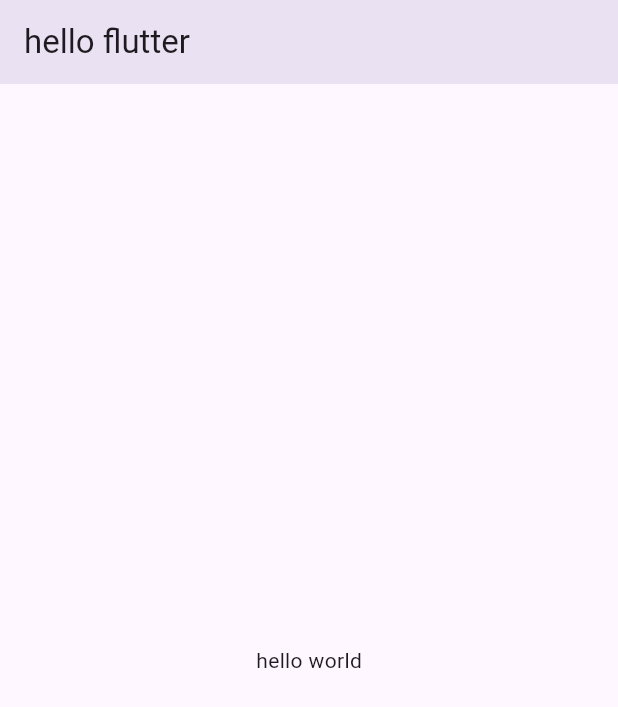
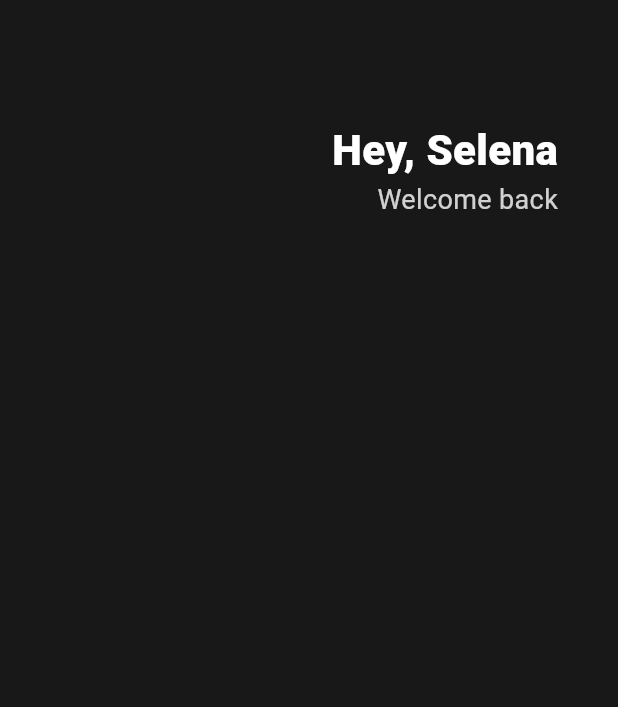
Before and after one commit to jiwoo-hongb/Study_Dart, a Flutter app: the screen it shows after launch, on a phone screen of 412 x 824 dp. Shown: the top 707 px of the screen. Run offline on Flutter 3.47's test engine with Material 3 defaults, Android fonts, the phone set to English and light mode, and no system bars.

Commit message:
first ui

```diff
--- a/lib/main.dart
+++ b/lib/main.dart
@@ -1,6 +1,13 @@
 import 'package:flutter/material.dart';
 
+class Player {
+  String? name;
+  //? => name을 가질 수도 아닐 수도 있음
+  Player({required this.name});
+}
+
 void main() {
+  var jw = Player(name: "jw");
   runApp(App());
 }
 
@@ -9,15 +16,43 @@ class App extends StatelessWidget {
   @override
   Widget build(BuildContext context) {
     return MaterialApp(
-      //MaterialApp vs ios 디자인 중 선택
-      home: Scaffold(
-          appBar: AppBar(
-            elevation: 10,
-            title: Text("hello flutter"),
-          ),
-          body: Center(
-            child: Text("hello world"),
+        //MaterialApp vs ios 디자인 중 선택
+        home: Scaffold(
+      backgroundColor: Color(0xFF181818),
+      body: Padding(
+          padding: EdgeInsets.symmetric(horizontal: 40), //수평으로 40의 간격 제공
+          child: Column(
+            children: [
+              SizedBox(
+                height: 80,
+              ),
+              Row(
+                mainAxisAlignment: MainAxisAlignment.end,
+                children: [
+                  Column(
+                    crossAxisAlignment: CrossAxisAlignment.end,
+                    children: [
+                      Text(
+                        'Hey, Selena',
+                        style: TextStyle(
+                          color: Colors.white,
+                          fontSize: 28,
+                          fontWeight: FontWeight.w800,
+                        ),
+                      ),
+                      Text(
+                        'Welcome back',
+                        style: TextStyle(
+                          color: Colors.white.withOpacity(0.8),
+                          fontSize: 18,
+                        ),
+                      ),
+                    ],
+                  )
+                ],
+              )
+            ],
           )),
-    );
+    ));
   }
 }
```
